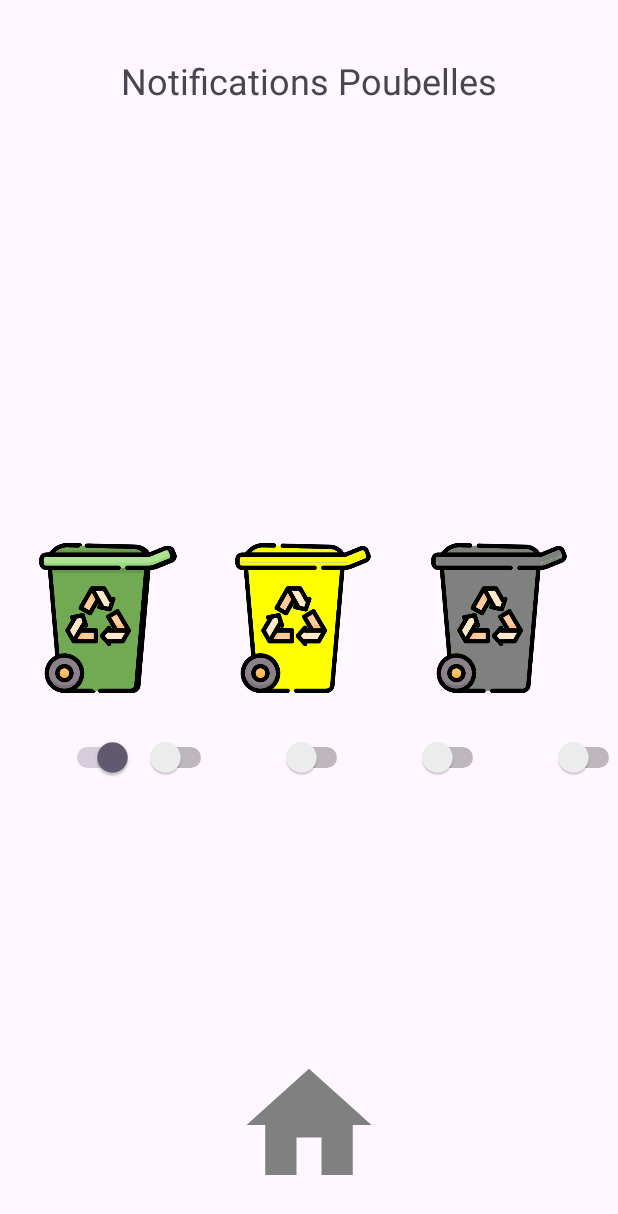
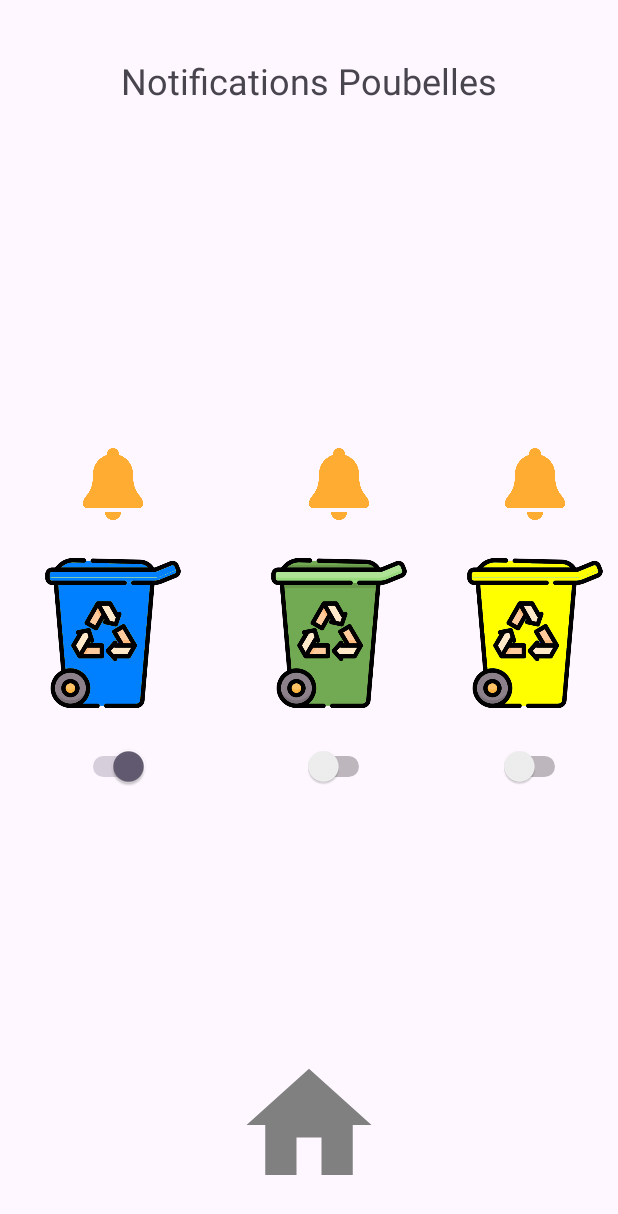
Before and after one commit to btssn-lasalle-84/domotifications-2024, an Android app: the FenetrePoubelle screen opened directly, with no data from a screen before it, on a phone screen of 412 x 824 dp. Shown: the top 1214 px of the screen. Run offline under Robolectric (Android 15) with nearby library versions, the phone set to English and light mode, and no system bars.

Commit message:
Modifie fenêtres main et poubelle

```diff
--- a/domotifications-android/Domotifications/app/src/main/res/layout/activity_main.xml
+++ b/domotifications-android/Domotifications/app/src/main/res/layout/activity_main.xml
@@ -19,6 +19,21 @@
         app:layout_constraintTop_toTopOf="parent"
         app:layout_constraintVertical_bias="0.047" />
 
+    <TextView
+        android:id="@+id/notificationPoubelle"
+        android:layout_width="64dp"
+        android:layout_height="64dp"
+        android:background="@drawable/rond"
+        android:gravity="center"
+        android:text="0"
+        android:textSize="32sp"
+        android:visibility="invisible"
+        app:layout_constraintVertical_bias="0.9"
+        app:layout_constraintBottom_toTopOf="@+id/boutonPoubelle"
+        app:layout_constraintLeft_toLeftOf="@+id/boutonPoubelle"
+        app:layout_constraintRight_toRightOf="@+id/boutonPoubelle"
+        app:layout_constraintTop_toTopOf="parent" />
+
     <ImageButton
         android:id="@+id/boutonPoubelle"
         android:src="@drawable/poubelle_verte"
@@ -32,6 +47,21 @@
         app:layout_constraintLeft_toLeftOf="parent"
         app:layout_constraintTop_toTopOf="parent"
         tools:ignore="MissingConstraints" />
+
+    <TextView
+        android:id="@+id/notificationMachine"
+        android:layout_width="64dp"
+        android:layout_height="64dp"
+        android:background="@drawable/rond"
+        android:gravity="center"
+        android:text="0"
+        android:textSize="32sp"
+        android:visibility="invisible"
+        app:layout_constraintVertical_bias="0.9"
+        app:layout_constraintBottom_toTopOf="@+id/boutonMachine"
+        app:layout_constraintLeft_toLeftOf="@+id/boutonMachine"
+        app:layout_constraintRight_toRightOf="@+id/boutonMachine"
+        app:layout_constraintTop_toTopOf="parent" />
 
     <ImageButton
         android:id="@+id/boutonMachine"
@@ -48,6 +78,21 @@
         app:layout_constraintBottom_toBottomOf="parent"
         tools:ignore="MissingConstraints" />
 
+    <TextView
+        android:id="@+id/notificationBoiteAuxLettres"
+        android:layout_width="64dp"
+        android:layout_height="64dp"
+        android:background="@drawable/rond"
+        android:gravity="center"
+        android:text="0"
+        android:textSize="32sp"
+        android:visibility="invisible"
+        app:layout_constraintVertical_bias="0.9"
+        app:layout_constraintBottom_toTopOf="@+id/boutonBoiteAuxLettres"
+        app:layout_constraintLeft_toLeftOf="@+id/boutonBoiteAuxLettres"
+        app:layout_constraintRight_toRightOf="@+id/boutonBoiteAuxLettres"
+        app:layout_constraintTop_toTopOf="parent" />
+
     <ImageButton
         android:id="@+id/boutonBoiteAuxLettres"
         android:src="@drawable/boite_aux_lettres"
--- a/domotifications-android/Domotifications/app/src/main/res/layout/activity_menu_poubelle.xml
+++ b/domotifications-android/Domotifications/app/src/main/res/layout/activity_menu_poubelle.xml
@@ -19,159 +19,194 @@
         app:layout_constraintTop_toTopOf="parent"
         app:layout_constraintVertical_bias="0.047" />
 
+    <LinearLayout
+        android:layout_width="match_parent"
+        android:layout_height="match_parent"
+        android:gravity="center_vertical|center_horizontal"
+        android:orientation="horizontal"
+        tools:ignore="MissingConstraints">
+
+        <LinearLayout
+            android:layout_width="wrap_content"
+            android:layout_height="match_parent"
+            android:gravity="center_vertical|center_horizontal"
+            android:orientation="vertical"
+            tools:ignore="MissingConstraints">
+
+            <ImageView
+                android:id="@+id/notificationPoubelle0"
+                android:layout_width="48dp"
+                android:layout_height="48dp"
+                android:clickable="true"
+                android:scaleType="fitXY"
+                android:src="@drawable/cloche"
+                tools:ignore="MissingConstraints" />
+
             <ImageView
                 android:id="@+id/poubelle0"
-        android:src="@drawable/poubelle_verte"
                 android:layout_width="100dp"
                 android:layout_height="100dp"
-        android:layout_gravity="center_horizontal"
-        android:layout_margin="15dp"
+                android:layout_margin="25dp"
+                android:background="@android:color/transparent"
+                android:clickable="true"
+                android:scaleType="fitXY"
+                android:src="@drawable/poubelle_verte"
+                tools:ignore="MissingConstraints" />
+
+            <Switch
+                android:id="@+id/activationPoubelle0"
+                android:layout_width="wrap_content"
+                android:layout_height="wrap_content"
                 android:background="@android:color/transparent"
                 android:scaleType="fitXY"
-        app:layout_constraintBottom_toBottomOf="parent"
-        app:layout_constraintEnd_toEndOf="parent"
-        app:layout_constraintHorizontal_bias="0.027"
-        app:layout_constraintLeft_toLeftOf="parent"
-        app:layout_constraintStart_toStartOf="parent"
-        app:layout_constraintTop_toTopOf="parent"
+                tools:ignore="MissingConstraints" />
+        </LinearLayout>
+
+        <LinearLayout
+            android:layout_width="wrap_content"
+            android:layout_height="match_parent"
+            android:gravity="center_vertical|center_horizontal"
+            android:orientation="vertical"
+            tools:ignore="MissingConstraints">
+
+            <ImageView
+                android:id="@+id/notificationPoubelle1"
+                android:layout_width="48dp"
+                android:layout_height="48dp"
+                android:clickable="true"
+                android:scaleType="fitXY"
+                android:src="@drawable/cloche"
                 tools:ignore="MissingConstraints" />
 
             <ImageView
                 android:id="@+id/poubelle1"
-        android:src="@drawable/poubelle_verte"
                 android:layout_width="100dp"
                 android:layout_height="100dp"
-        android:layout_gravity="center_horizontal"
-        android:layout_margin="15dp"
+                android:layout_margin="25dp"
+                android:background="@android:color/transparent"
+                android:clickable="true"
+                android:scaleType="fitXY"
+                android:src="@drawable/poubelle_verte"
+                tools:ignore="MissingConstraints" />
+
+            <Switch
+                android:id="@+id/activationPoubelle1"
+                android:layout_width="wrap_content"
+                android:layout_height="wrap_content"
                 android:background="@android:color/transparent"
                 android:scaleType="fitXY"
-        app:layout_constraintTop_toTopOf="parent"
-        app:layout_constraintLeft_toRightOf="@+id/poubelle0"
-        app:layout_constraintRight_toLeftOf="@+id/poubelle2"
-        app:layout_constraintBottom_toBottomOf="parent"
+                tools:ignore="MissingConstraints" />
+        </LinearLayout>
+
+        <LinearLayout
+            android:layout_width="wrap_content"
+            android:layout_height="match_parent"
+            android:gravity="center_vertical|center_horizontal"
+            android:orientation="vertical"
+            tools:ignore="MissingConstraints">
+
+            <ImageView
+                android:id="@+id/notificationPoubelle2"
+                android:layout_width="48dp"
+                android:layout_height="48dp"
+                android:clickable="true"
+                android:scaleType="fitXY"
+                android:src="@drawable/cloche"
                 tools:ignore="MissingConstraints" />
 
             <ImageView
                 android:id="@+id/poubelle2"
-        android:src="@drawable/poubelle_verte"
                 android:layout_width="100dp"
                 android:layout_height="100dp"
-        android:layout_gravity="center_horizontal"
-        android:layout_margin="15dp"
+                android:layout_margin="25dp"
+                android:background="@android:color/transparent"
+                android:clickable="true"
+                android:scaleType="fitXY"
+                android:src="@drawable/poubelle_verte"
+                tools:ignore="MissingConstraints" />
+
+            <Switch
+                android:id="@+id/activationPoubelle2"
+                android:layout_width="wrap_content"
+                android:layout_height="wrap_content"
                 android:background="@android:color/transparent"
                 android:scaleType="fitXY"
-        app:layout_constraintTop_toTopOf="parent"
-        app:layout_constraintLeft_toRightOf="@+id/poubelle1"
-        app:layout_constraintRight_toLeftOf="@+id/poubelle3"
-        app:layout_constraintBottom_toBottomOf="parent"
+                tools:ignore="MissingConstraints" />
+        </LinearLayout>
+
+        <LinearLayout
+            android:layout_width="wrap_content"
+            android:layout_height="match_parent"
+            android:gravity="center_vertical|center_horizontal"
+            android:orientation="vertical"
+            tools:ignore="MissingConstraints">
+
+            <ImageView
+                android:id="@+id/notificationPoubelle3"
+                android:layout_width="48dp"
+                android:layout_height="48dp"
+                android:clickable="true"
+                android:scaleType="fitXY"
+                android:src="@drawable/cloche"
                 tools:ignore="MissingConstraints" />
 
             <ImageView
                 android:id="@+id/poubelle3"
-        android:src="@drawable/poubelle_verte"
                 android:layout_width="100dp"
                 android:layout_height="100dp"
-        android:layout_gravity="center_horizontal"
-        android:layout_margin="15dp"
+                android:layout_margin="25dp"
+                android:background="@android:color/transparent"
+                android:clickable="true"
+                android:scaleType="fitXY"
+                android:src="@drawable/poubelle_verte"
+                tools:ignore="MissingConstraints" />
+
+            <Switch
+                android:id="@+id/activationPoubelle3"
+                android:layout_width="wrap_content"
+                android:layout_height="wrap_content"
                 android:background="@android:color/transparent"
                 android:scaleType="fitXY"
-        app:layout_constraintTop_toTopOf="parent"
-        app:layout_constraintLeft_toRightOf="@+id/poubelle2"
-        app:layout_constraintRight_toLeftOf="@+id/poubelle4"
-        app:layout_constraintBottom_toBottomOf="parent"
+                tools:ignore="MissingConstraints" />
+        </LinearLayout>
+
+        <LinearLayout
+            android:layout_width="wrap_content"
+            android:layout_height="match_parent"
+            android:gravity="center_vertical|center_horizontal"
+            android:orientation="vertical"
+            tools:ignore="MissingConstraints">
+
+            <ImageView
+                android:id="@+id/notificationPoubelle4"
+                android:layout_width="48dp"
+                android:layout_height="48dp"
+                android:clickable="true"
+                android:scaleType="fitXY"
+                android:src="@drawable/cloche"
                 tools:ignore="MissingConstraints" />
 
             <ImageView
                 android:id="@+id/poubelle4"
-        android:src="@drawable/poubelle_verte"
                 android:layout_width="100dp"
                 android:layout_height="100dp"
-        android:layout_gravity="center_horizontal"
-        android:layout_margin="15dp"
+                android:layout_margin="25dp"
                 android:background="@android:color/transparent"
+                android:clickable="true"
                 android:scaleType="fitXY"
-        app:layout_constraintTop_toTopOf="parent"
-        app:layout_constraintLeft_toRightOf="@+id/poubelle3"
-        app:layout_constraintRight_toRightOf="parent"
-        app:layout_constraintBottom_toBottomOf="parent"
-        tools:ignore="MissingConstraints" />
-
-    <Switch
-        android:id="@+id/activationPoubelle0"
-        android:layout_width="60dp"
-        android:layout_height="15dp"
-        android:layout_gravity="center_horizontal"
-        android:layout_margin="15dp"
-        android:background="@android:color/transparent"
-        android:scaleType="fitXY"
-        app:layout_constraintHorizontal_bias="0.042"
-        app:layout_constraintVertical_bias="0.047"
-        app:layout_constraintBottom_toBottomOf="parent"
-        app:layout_constraintEnd_toEndOf="parent"
-        app:layout_constraintLeft_toLeftOf="parent"
-        app:layout_constraintStart_toStartOf="parent"
-        app:layout_constraintTop_toBottomOf="@+id/poubelle0"
-        tools:ignore="MissingConstraints" />
-
-    <Switch
-        android:id="@+id/activationPoubelle1"
-        android:layout_width="60dp"
-        android:layout_height="15dp"
-        android:layout_gravity="center_horizontal"
-        android:layout_margin="15dp"
-        android:background="@android:color/transparent"
-        android:scaleType="fitXY"
-        app:layout_constraintVertical_bias="0.047"
-        app:layout_constraintTop_toBottomOf="@+id/poubelle1"
-        app:layout_constraintLeft_toRightOf="@+id/activationPoubelle0"
-        app:layout_constraintRight_toLeftOf="@+id/activationPoubelle2"
-        app:layout_constraintBottom_toBottomOf="parent"
-        tools:ignore="MissingConstraints" />
-
-    <Switch
-        android:id="@+id/activationPoubelle2"
-        android:layout_width="60dp"
-        android:layout_height="15dp"
-        android:layout_gravity="center_horizontal"
-        android:layout_margin="15dp"
-        android:background="@android:color/transparent"
-        android:scaleType="fitXY"
-        app:layout_constraintVertical_bias="0.047"
-        app:layout_constraintTop_toBottomOf="@+id/poubelle2"
-        app:layout_constraintLeft_toRightOf="@+id/activationPoubelle1"
-        app:layout_constraintRight_toLeftOf="@+id/activationPoubelle3"
-        app:layout_constraintBottom_toBottomOf="parent"
-        tools:ignore="MissingConstraints" />
-
-    <Switch
-        android:id="@+id/activationPoubelle3"
-        android:layout_width="60dp"
-        android:layout_height="15dp"
-        android:layout_gravity="center_horizontal"
-        android:layout_margin="15dp"
-        android:background="@android:color/transparent"
-        android:scaleType="fitXY"
-        app:layout_constraintVertical_bias="0.047"
-        app:layout_constraintTop_toBottomOf="@+id/poubelle3"
-        app:layout_constraintLeft_toRightOf="@+id/activationPoubelle2"
-        app:layout_constraintRight_toLeftOf="@+id/activationPoubelle4"
-        app:layout_constraintBottom_toBottomOf="parent"
+                android:src="@drawable/poubelle_verte"
                 tools:ignore="MissingConstraints" />
 
             <Switch
                 android:id="@+id/activationPoubelle4"
-        android:layout_width="60dp"
-        android:layout_height="15dp"
-        android:layout_gravity="center_horizontal"
-        android:layout_margin="15dp"
+                android:layout_width="wrap_content"
+                android:layout_height="wrap_content"
                 android:background="@android:color/transparent"
                 android:scaleType="fitXY"
-        app:layout_constraintVertical_bias="0.047"
-        app:layout_constraintTop_toBottomOf="@+id/poubelle4"
-        app:layout_constraintLeft_toRightOf="@+id/activationPoubelle3"
-        app:layout_constraintRight_toRightOf="parent"
-        app:layout_constraintBottom_toBottomOf="parent"
                 tools:ignore="MissingConstraints" />
+        </LinearLayout>
+
+    </LinearLayout>
 
     <ImageButton
         android:id="@+id/boutonAccueil"
@@ -186,5 +221,4 @@
         app:layout_constraintLeft_toLeftOf="parent"
         app:layout_constraintRight_toRightOf="parent"
         tools:ignore="MissingConstraints" />
-
 </androidx.constraintlayout.widget.ConstraintLayout>
```
Lines whose indentation alone changed are shown as unchanged.
